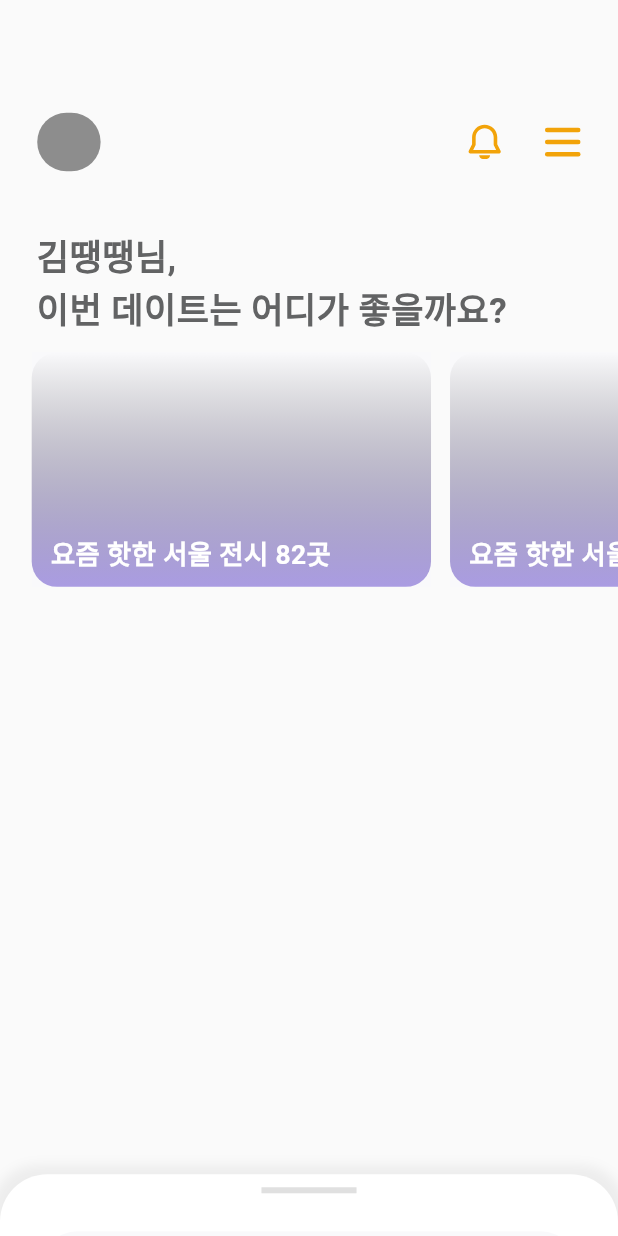
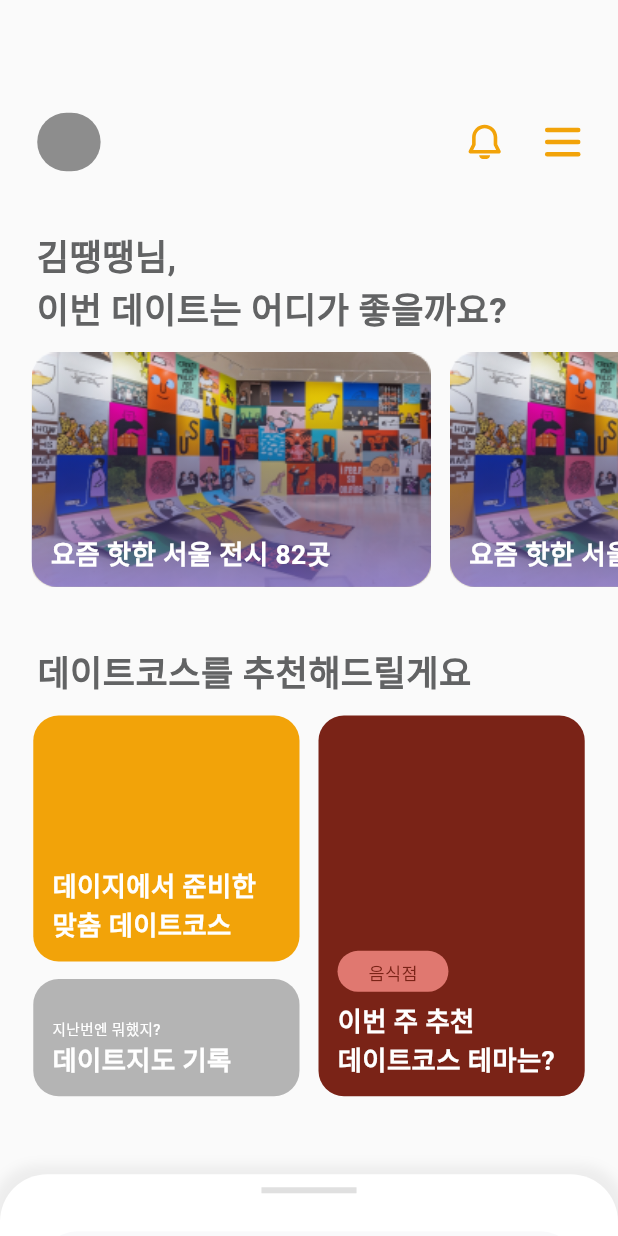
Before and after one commit to olivyou2/daisy-frontend, a Flutter app: the screen it shows after launch, on a phone screen of 412 x 824 dp. Run offline on Flutter 3.47's test engine with Material 2 defaults, Android fonts, the phone set to English and light mode, and no system bars; our stand-ins replace flutter_screenutil, flutter_secure_storage, flutter_svg, jwt_decoder; missing offline and left inert: dart:ffi, flutter_naver_map, flutter_web_auth_2, widget_mask; statements that could not run were skipped.

Commit message:
feat: 뭔가엄청많은걸했는데커밋타이밍을놓쳐서한번에다함ㅠ이거스쿼시머지해요제발

```diff
--- a/lib/main/screens/main.dart
+++ b/lib/main/screens/main.dart
@@ -1,8 +1,11 @@
+import 'package:daisy_frontend/main/widgets/atom/decoration/halfWidthDecoration.dart';
 import 'package:daisy_frontend/main/widgets/atom/decoration/wideDecoration.dart';
 import 'package:daisy_frontend/main/widgets/atom/description.dart';
 import 'package:daisy_frontend/main/widgets/atom/map.dart';
 import 'package:daisy_frontend/main/widgets/molecule/mainTopIndicator.dart';
+import 'package:daisy_frontend/main/widgets/molecule/mapSheet.dart';
 import 'package:daisy_frontend/main/widgets/molecule/mapTopIndicator.dart';
+import 'package:daisy_frontend/util/color.dart';
 import 'package:flutter/material.dart';
 import 'package:flutter_screenutil/flutter_screenutil.dart';
 
@@ -28,19 +31,105 @@ class _MainPageState extends State<MainPage> {
                     width: combineWidth, child: const MainTopIndicator())),
             Padding(padding: EdgeInsets.only(top: 40.h)),
             _buildDecorationSet(),
+            Padding(padding: EdgeInsets.only(top: 40.h)),
+            _buildBottomDecorationSet()
           ],
         ),
-        _mapScrollSheet()
+        MapSheet()
       ]),
     );
   }
 
-  Column _buildDecorationSet() {
+  Widget _buildBottomDecorationSet() {
+    return Column(
+      crossAxisAlignment: CrossAxisAlignment.start,
+      children: [
+        Center(
+          child: SizedBox(
+            width: combineWidth,
+            child: MainDescription(
+              name: "김땡땡",
+              description: "데이트코스를 추천해드릴게요",
+            ),
+          ),
+        ),
+        Padding(padding: EdgeInsets.only(top: 12.h)),
+        Padding(
+          padding: EdgeInsets.only(left: 21.w, right: 21.w),
+          child: Row(
+            mainAxisAlignment: MainAxisAlignment.spaceBetween,
+            children: [
+              Column(
+                children: [
+                  HalfWidthDecoration(
+                      height: 168.h,
+                      backgroundColor: ColorPalette.yello2,
+                      overlayText: Text(
+                        "데이지에서 준비한 맞춤 데이트코스",
+                        style: TextStyle(
+                            fontSize: 18.sp, fontWeight: FontWeight.w700),
+                      )),
+                  Padding(padding: EdgeInsets.only(top: 12.h)),
+                  HalfWidthDecoration(
+                    height: 80.h,
+                    backgroundColor: ColorPalette.gray2,
+                    overlayText: Text(
+                      "데이트지도 기록",
+                      style: TextStyle(
+                          fontSize: 18.sp, fontWeight: FontWeight.w700),
+                    ),
+                    subOverlayText: Text(
+                      "지난번엔 뭐했지?",
+                      style: TextStyle(
+                          fontSize: 10.sp, fontWeight: FontWeight.w500),
+                    ),
+                  )
+                ],
+              ),
+              HalfWidthDecoration(
+                height: 260.h,
+                backgroundColor: const Color(0xff7A2317),
+                textTopWidget: Container(
+                  width: 70.w,
+                  height: 28.h,
+                  decoration: BoxDecoration(
+                    color: const Color(0xffE07870),
+                    borderRadius: BorderRadius.all(Radius.circular(20.w)),
+                  ),
+                  child: Center(
+                    child: Text(
+                      "음식점",
+                      style: TextStyle(
+                          fontSize: 12.sp,
+                          fontWeight: FontWeight.w500,
+                          color: const Color(0xff7A2317)),
+                    ),
+                  ),
+                ),
+                overlayText: Text(
+                  "이번 주 추천\n데이트코스 테마는?",
+                  style:
+                      TextStyle(fontSize: 18.sp, fontWeight: FontWeight.w700),
+                ),
+              ),
+            ],
+          ),
+        )
+      ],
+    );
+  }
+
+  Widget _buildDecorationSet() {
     return Column(
       crossAxisAlignment: CrossAxisAlignment.start,
       children: [
         SizedBox(
-            width: combineWidth, child: const Center(child: MainDescription())),
+            width: combineWidth,
+            child: Center(
+                child: MainDescription(
+              name: "김땡땡",
+              description: "{name}님,\n이번 데이트는 어디가 좋을까요?",
+            ))),
         Padding(padding: EdgeInsets.only(top: 12.h)),
         SizedBox(
           height: 160.h,
@@ -61,26 +150,4 @@ class _MainPageState extends State<MainPage> {
       ],
     );
   }
-
-  DraggableScrollableSheet _mapScrollSheet() {
-    return DraggableScrollableSheet(
-      snap: true,
-      snapSizes: const [0.05, (844 - 58) / 844],
-      initialChildSize: 0.05,
-      minChildSize: 0.05,
-      maxChildSize: (844 - 58) / 844,
-      builder: (BuildContext context, ScrollController scrollController) {
-        return Column(
-          children: [
-            SingleChildScrollView(
-              controller: scrollController,
-              physics: const ClampingScrollPhysics(),
-              child: const TopIndicator(),
-            ),
-            DaisyMap()
-          ],
-        );
-      },
-    );
-  }
 }
--- /dev/null
+++ b/lib/main/widgets/atom/decoration/halfWidthDecoration.dart
@@ -0,0 +1,62 @@
+import 'dart:ffi';
+
+import 'package:daisy_frontend/util/color.dart';
+import 'package:flutter/material.dart';
+import 'package:flutter_screenutil/flutter_screenutil.dart';
+
+class HalfWidthDecoration extends StatefulWidget {
+  double height;
+
+  Text? overlayText;
+  Text? subOverlayText;
+  Widget? textTopWidget;
+  Widget? overlayWidget;
+
+  Color? backgroundColor;
+
+  HalfWidthDecoration(
+      {super.key,
+      this.backgroundColor,
+      this.overlayText,
+      this.subOverlayText,
+      this.textTopWidget,
+      required this.height});
+
+  @override
+  State<HalfWidthDecoration> createState() => _HalfWidthDecorationState();
+}
+
+class _HalfWidthDecorationState extends State<HalfWidthDecoration> {
+  @override
+  Widget build(BuildContext context) {
+    List<Widget> overlayWidgets = [];
+
+    if (widget.textTopWidget != null) {
+      overlayWidgets.add(widget.textTopWidget!);
+      overlayWidgets.add(Padding(padding: EdgeInsets.only(top: 6.h)));
+    }
+
+    if (widget.subOverlayText != null) {
+      overlayWidgets.add(widget.subOverlayText!);
+    }
+
+    if (widget.overlayText != null) {
+      overlayWidgets.add(widget.overlayText!);
+    }
+
+    return Container(
+      width: 168.w,
+      height: widget.height,
+      decoration: BoxDecoration(
+          color: widget.backgroundColor ?? ColorPalette.yello,
+          borderRadius: BorderRadius.all(Radius.circular(16.w))),
+      child: Padding(
+        padding: EdgeInsets.only(left: 12.w, right: 12.w, bottom: 12.h),
+        child: Column(
+            mainAxisAlignment: MainAxisAlignment.end,
+            crossAxisAlignment: CrossAxisAlignment.start,
+            children: overlayWidgets),
+      ),
+    );
+  }
+}
--- a/lib/main/widgets/atom/decoration/wideDecoration.dart
+++ b/lib/main/widgets/atom/decoration/wideDecoration.dart
@@ -21,14 +21,24 @@ class _WideDecorationState extends State<WideDecoration> {
       height: 160.h,
       decoration: BoxDecoration(borderRadius: BorderRadius.circular(16.w)),
       child: Stack(children: [
-        // imageWidget,
         Stack(children: [
+          // Image Render
           Container(
             width: 252.w,
             height: 160.h,
-            color: ColorPalette.backGray,
+            decoration: BoxDecoration(
+              borderRadius: BorderRadius.all(Radius.circular(16.w)),
+            ),
+            child: const Image(
+              image: DaisyImages.decorationMockImage,
+              fit: BoxFit.fill,
+            ),
           ),
+
+          // Gradient Decoration
           Container(
+            width: 252.w,
+            height: 160.h,
             decoration: BoxDecoration(
                 borderRadius: BorderRadius.all(Radius.circular(16.w)),
                 gradient: const LinearGradient(
@@ -39,6 +49,8 @@ class _WideDecorationState extends State<WideDecoration> {
                       Color.fromARGB(171, 131, 110, 214)
                     ])),
           ),
+
+          // Text Overlay
           Container(
             padding: EdgeInsets.only(top: 124.h, left: 12.w),
             child: Text(
--- a/lib/main/widgets/atom/description.dart
+++ b/lib/main/widgets/atom/description.dart
@@ -3,19 +3,23 @@ import 'package:flutter/material.dart';
 import 'package:flutter_screenutil/flutter_screenutil.dart';
 
 class MainDescription extends StatefulWidget {
-  const MainDescription({super.key});
+  late String name;
+  late String description;
+
+  MainDescription({super.key, required this.name, required this.description});
 
   @override
   State<MainDescription> createState() => _MainDescriptionState();
 }
 
 class _MainDescriptionState extends State<MainDescription> {
-  String name = "김땡땡";
-
   @override
   Widget build(BuildContext context) {
+    String modifiedDescription =
+        widget.description.replaceAll(RegExp("{name}"), widget.name);
+
     return Text(
-      "$name님,\n이번 데이트는 어디가 좋을까요?",
+      modifiedDescription,
       style: TextStyle(
           fontSize: 24.sp,
           fontWeight: FontWeight.w700,
--- /dev/null
+++ b/lib/main/widgets/atom/indicator.dart
@@ -0,0 +1,39 @@
+import 'package:flutter/material.dart';
+import 'package:flutter_screenutil/flutter_screenutil.dart';
+
+import '../../../util/color.dart';
+
+class Indicator extends StatelessWidget {
+  final List<Widget> children;
+  const Indicator({super.key, required this.children});
+
+  @override
+  Widget build(BuildContext context) {
+    return Container(
+      width: 390.w,
+      height: 158.h,
+      decoration: BoxDecoration(
+          color: ColorPalette.white,
+          boxShadow: const [
+            BoxShadow(
+                blurRadius: 6,
+                spreadRadius: 6,
+                color: Color.fromARGB(64, 198, 198, 198))
+          ],
+          borderRadius: BorderRadius.only(
+              topLeft: Radius.circular(30.w), topRight: Radius.circular(30.w))),
+      child: Column(children: [
+        Padding(padding: EdgeInsets.only(top: 12.h)),
+        SizedBox(
+          width: 60.w,
+          child: const Divider(
+            height: 1,
+            thickness: 4,
+          ),
+        ),
+        Padding(padding: EdgeInsets.only(top: 26.h)),
+        ...children
+      ]),
+    );
+  }
+}
--- /dev/null
+++ b/lib/main/widgets/molecule/courseSheet.dart
@@ -0,0 +1,130 @@
+import 'dart:convert';
+
+import 'package:daisy_frontend/main/widgets/molecule/courseTopIndicator.dart';
+import 'package:daisy_frontend/util/onceActivator.dart';
+import 'package:flutter/material.dart';
+
+import '../atom/map.dart';
+import 'mapTopIndicator.dart';
+
+class CourseSheetController extends ChangeNotifier {
+  bool maximized = false;
+
+  void open() {
+    maximized = true;
+    notifyListeners();
+  }
+
+  void close() {
+    maximized = false;
+    notifyListeners();
+  }
+}
+
+class CourseSheet extends StatefulWidget {
+  final CourseSheetController controller;
+  final Function mapSheetDetatchCallback;
+
+  const CourseSheet(
+      {super.key,
+      required this.controller,
+      required this.mapSheetDetatchCallback});
+
+  @override
+  State<CourseSheet> createState() => _CourseSheetState();
+}
+
+class _CourseSheetState extends State<CourseSheet> {
+  bool animationDone = true;
+
+  DraggableScrollableController sheetController =
+      DraggableScrollableController();
+
+  double closePosition = 0;
+  double openPosition = 0.2;
+
+  OnceActivator closeActivator = OnceActivator();
+
+  _open() {
+    setState(() {
+      animationDone = false;
+      closeActivator.deactivate();
+
+      sheetController
+          .animateTo(openPosition,
+              duration: const Duration(milliseconds: 300),
+              curve: Curves.easeInOut)
+          .then((value) {
+        setState(() {
+          animationDone = true;
+        });
+      });
+    });
+  }
+
+  _close() {
+    setState(() {
+      animationDone = false;
+
+      sheetController
+          .animateTo(closePosition,
+              duration: const Duration(milliseconds: 300),
+              curve: Curves.easeInOut)
+          .then((value) {
+        setState(() {
+          animationDone = true;
+        });
+      });
+    });
+  }
+
+  @override
+  void initState() {
+    super.initState();
+
+    closeActivator.addListener(() {
+      widget.mapSheetDetatchCallback();
+    });
+
+    sheetController.addListener(() {
+      if (sheetController.size < 0.01 && animationDone) {
+        closeActivator.activate();
+      }
+    });
+
+    widget.controller.addListener(() {
+      if (widget.controller.maximized) {
+        _open();
+      } else {
+        _close();
+      }
+    });
+  }
+
+  @override
+  Widget build(BuildContext context) {
+    double minChildSize = closePosition;
+    double maxChildSize = openPosition;
+
+    return DraggableScrollableSheet(
+      initialChildSize: 0,
+      minChildSize: minChildSize,
+      maxChildSize: maxChildSize,
+      snap: true,
+      snapSizes: [closePosition, openPosition],
+      controller: sheetController,
+      builder: (BuildContext context, ScrollController scrollController) {
+        return Column(
+          children: [
+            SingleChildScrollView(
+              controller: scrollController,
+              // reverse: true,
+              physics: const ClampingScrollPhysics(),
+              child: const CourseTopIndicator(),
+            ),
+          ],
+        );
+      },
+    );
+  }
+}
--- /dev/null
+++ b/lib/main/widgets/molecule/mapSheet.dart
@@ -0,0 +1,153 @@
+import 'package:daisy_frontend/main/widgets/molecule/courseSheet.dart';
+import 'package:flutter/material.dart';
+
+import '../atom/map.dart';
+import 'mapTopIndicator.dart';
+
+class MapSheet extends StatefulWidget {
+  const MapSheet({super.key});
+
+  @override
+  State<MapSheet> createState() => _MapSheetState();
+}
+
+class _MapSheetState extends State<MapSheet> {
+  static double middleScrollPosition = (844 - 58) / 844;
+  static double initScrollPosition = 0.05;
+  static double attachedScrollPosition = 1;
+
+  List<double> defaultSnap = [initScrollPosition, middleScrollPosition];
+  List<double> maximizeSnap = [attachedScrollPosition];
+
+  bool animationDone = true;
+
+  DraggableScrollableController controller = DraggableScrollableController();
+  CourseSheetController courseSheetController = CourseSheetController();
+
+  bool maximized = false;
+
+  _attach() {
+    setState(() {
+      maximized = true;
+      animationDone = false;
+
+      courseSheetController.open();
+
+      WidgetsBinding.instance.addPostFrameCallback((timeStamp) {
+        controller
+            .animateTo(attachedScrollPosition,
+                duration: const Duration(milliseconds: 300),
+                curve: Curves.easeInOut)
+            .then((value) {
+          setState(() {
+            animationDone = true;
+          });
+        });
+      });
+    });
+  }
+
+  _deattach() {
+    setState(() {
+      maximized = false;
+      animationDone = false;
+
+      courseSheetController.close();
+      WidgetsBinding.instance.addPostFrameCallback((timeStamp) {
+        controller
+            .animateTo(middleScrollPosition,
+                duration: const Duration(milliseconds: 300),
+                curve: Curves.easeInOut)
+            .then((value) {
+          setState(() {
+            animationDone = true;
+          });
+        });
+      });
+    });
+  }
+
+  _close() {
+    setState(() {
+      maximized = false;
+      animationDone = false;
+
+      WidgetsBinding.instance.addPostFrameCallback((timeStamp) {
+        controller
+            .animateTo(initScrollPosition,
+                duration: const Duration(milliseconds: 600),
+                curve: Curves.easeInOut)
+            .then((value) {
+          setState(() {
+            animationDone = true;
+          });
+        });
+      });
+    });
+  }
+
+  _debugAttach() {
+    setState(() {
+      if (maximized) {
+        _deattach();
+      } else {
+        _attach();
+      }
+    });
+  }
+
+  @override
+  Widget build(BuildContext context) {
+    List<double> snaps = maximized ? maximizeSnap : defaultSnap;
+
+    double maxChildSize = animationDone
+        ? (maximized
+            ? _MapSheetState.attachedScrollPosition
+            : _MapSheetState.middleScrollPosition)
+        : _MapSheetState.attachedScrollPosition;
+
+    double minChildSize = (maximized && animationDone)
+        ? maxChildSize
+        : _MapSheetState.initScrollPosition;
+
+    double initialChildSize = (maximized && animationDone)
+        ? maxChildSize
+        : _MapSheetState.initScrollPosition;
+
+    return Stack(children: [
+      _sheet(snaps, initialChildSize, minChildSize, maxChildSize),
+      CourseSheet(
+        controller: courseSheetController,
+        mapSheetDetatchCallback: () => _deattach(),
+      )
+    ]);
+  }
+
+  DraggableScrollableSheet _sheet(List<double> snaps, double initialChildSize,
+      double minChildSize, double maxChildSize) {
+    return DraggableScrollableSheet(
+      snap: true,
+      snapSizes: snaps,
+      initialChildSize: initialChildSize,
+      minChildSize: minChildSize,
+      maxChildSize: maxChildSize,
+      controller: controller,
+      builder: (BuildContext context, ScrollController scrollController) {
+        return Column(
+          children: [
+            SingleChildScrollView(
+              controller: scrollController,
+              physics: const ClampingScrollPhysics(),
+              child: const MapTopIndicator(),
+            ),
+            DaisyMap(
+              attachCallback: () {
+                _debugAttach();
+              },
+            )
+          ],
+        );
+      },
+    );
+  }
+}
--- a/lib/main/widgets/molecule/mapTopIndicator.dart
+++ b/lib/main/widgets/molecule/mapTopIndicator.dart
@@ -1,4 +1,5 @@
 import 'package:daisy_frontend/main/widgets/atom/button.dart';
+import 'package:daisy_frontend/main/widgets/atom/indicator.dart';
 import 'package:daisy_frontend/main/widgets/atom/placeInput.dart';
 import 'package:flutter/cupertino.dart';
 import 'package:flutter/material.dart';
@@ -6,8 +7,8 @@ import 'package:flutter_screenutil/flutter_screenutil.dart';
 
 import '../../../util/color.dart';
 
-class TopIndicator extends StatelessWidget {
-  const TopIndicator({
+class MapTopIndicator extends StatelessWidget {
+  const MapTopIndicator({
     super.key,
   });
 
@@ -15,29 +16,7 @@ class TopIndicator extends StatelessWidget {
 
   @override
   Widget build(BuildContext context) {
-    return Container(
-      width: 390.w,
-      height: 158.h,
-      decoration: BoxDecoration(
-          color: ColorPalette.white,
-          boxShadow: const [
-            BoxShadow(
-                blurRadius: 6,
-                spreadRadius: 6,
-                color: Color.fromARGB(64, 198, 198, 198))
-          ],
-          borderRadius: BorderRadius.only(
-              topLeft: Radius.circular(30.w), topRight: Radius.circular(30.w))),
-      child: Column(children: [
-        Padding(padding: EdgeInsets.only(top: 12.h)),
-        SizedBox(
-          width: 60.w,
-          child: const Divider(
-            height: 1,
-            thickness: 4,
-          ),
-        ),
-        Padding(padding: EdgeInsets.only(top: 26.h)),
+    return Indicator(children: [
       const PlaceInput(),
       Padding(padding: EdgeInsets.only(top: 16.h)),
       SizedBox(
@@ -47,7 +26,7 @@ class TopIndicator extends StatelessWidget {
           shrinkWrap: true,
           padding: EdgeInsets.only(left: 26.w, right: 26.w),
           itemBuilder: (BuildContext context, int index) {
-              return MapIndictaorButton(buttonName: TopIndicator.names[index]);
+            return MapIndictaorButton(buttonName: MapTopIndicator.names[index]);
           },
           itemCount: 6,
           separatorBuilder: (BuildContext context, int index) {
@@ -57,7 +36,6 @@ class TopIndicator extends StatelessWidget {
           },
         ),
       )
-      ]),
-    );
+    ]);
   }
 }
--- a/lib/util/color.dart
+++ b/lib/util/color.dart
@@ -11,5 +11,6 @@ class ColorPalette {
   static const Color white = Color(0xffffffff);
 
   static const Color yello = Color(0xffffd12d);
+  static const Color yello2 = Color(0xfff2a309);
   static const Color yellow = Color(0xfff2a309);
 }
--- /dev/null
+++ b/lib/util/onceActivator.dart
@@ -0,0 +1,30 @@
+class OnceActivator {
+  late bool activated;
+  late List<Function> listeners;
+
+  OnceActivator() {
+    activated = false;
+    listeners = [];
+  }
+
+  addListener(Function listener) {
+    listeners.add(listener);
+  }
+
+  removeAllListener() {
+    listeners.clear();
+  }
+
+  activate() {
+    if (activated == false) {
+      activated = true;
+      for (var listener in listeners) {
+        listener.call();
+      }
+    }
+  }
+
+  deactivate() {
+    activated = false;
+  }
+}
```
Also changed, not shown: lib/main/widgets/atom/map.dart (+18 -5 lines), lib/main/widgets/molecule/courseTopIndicator.dart (added, +11 -0 lines), lib/util/controller.dart (added). Lines whose indentation alone changed are shown as unchanged.
